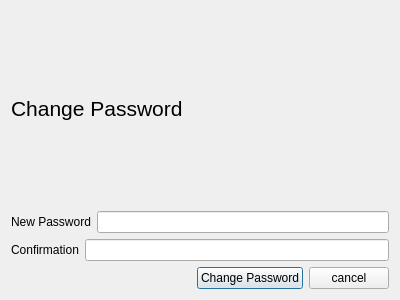
Rolerdxx/Car-Rental, file UI/changepass_D.ui: the form before one commit.
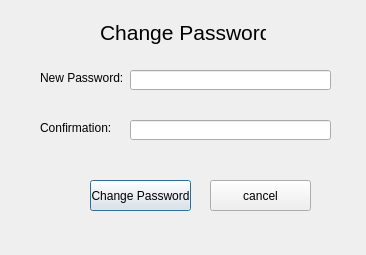
The form after the commit.

Diff of the .ui file:
```diff
--- a/UI/changepass_D.ui
+++ b/UI/changepass_D.ui
@@ -6,16 +6,28 @@
    <rect>
     <x>0</x>
     <y>0</y>
-    <width>400</width>
-    <height>300</height>
+    <width>366</width>
+    <height>255</height>
    </rect>
   </property>
+  <property name="sizePolicy">
+   <sizepolicy hsizetype="Fixed" vsizetype="Fixed">
+    <horstretch>0</horstretch>
+    <verstretch>0</verstretch>
+   </sizepolicy>
+  </property>
   <property name="windowTitle">
    <string>Dialog</string>
   </property>
-  <layout class="QVBoxLayout" name="verticalLayout">
-   <item>
     <widget class="QLabel" name="label_3">
+   <property name="geometry">
+    <rect>
+     <x>100</x>
+     <y>20</y>
+     <width>166</width>
+     <height>25</height>
+    </rect>
+   </property>
      <property name="font">
       <font>
        <pointsize>16</pointsize>
@@ -25,67 +37,78 @@
       <string>Change Password</string>
      </property>
     </widget>
-   </item>
-   <item>
-    <layout class="QHBoxLayout" name="horizontalLayout">
-     <item>
       <widget class="QLabel" name="label">
+   <property name="geometry">
+    <rect>
+     <x>40</x>
+     <y>70</y>
+     <width>91</width>
+     <height>16</height>
+    </rect>
+   </property>
        <property name="text">
-        <string>New Password</string>
-       </property>
-      </widget>
-     </item>
-     <item>
-      <widget class="QLineEdit" name="passline"/>
-     </item>
-    </layout>
-   </item>
-   <item>
-    <layout class="QHBoxLayout" name="horizontalLayout_2">
-     <item>
+    <string>New Password:</string>
+   </property>
+  </widget>
+  <widget class="QLineEdit" name="passline">
+   <property name="geometry">
+    <rect>
+     <x>130</x>
+     <y>70</y>
+     <width>201</width>
+     <height>20</height>
+    </rect>
+   </property>
+  </widget>
+  <widget class="QLineEdit" name="conline">
+   <property name="geometry">
+    <rect>
+     <x>130</x>
+     <y>120</y>
+     <width>201</width>
+     <height>20</height>
+    </rect>
+   </property>
+  </widget>
       <widget class="QLabel" name="label_2">
+   <property name="geometry">
+    <rect>
+     <x>40</x>
+     <y>120</y>
+     <width>71</width>
+     <height>16</height>
+    </rect>
+   </property>
        <property name="text">
-        <string>Confirmation</string>
-       </property>
-      </widget>
-     </item>
-     <item>
-      <widget class="QLineEdit" name="conline"/>
-     </item>
-    </layout>
-   </item>
-   <item>
-    <layout class="QHBoxLayout" name="horizontalLayout_3">
-     <item>
-      <spacer name="horizontalSpacer">
-       <property name="orientation">
-        <enum>Qt::Horizontal</enum>
-       </property>
-       <property name="sizeHint" stdset="0">
-        <size>
-         <width>40</width>
-         <height>20</height>
-        </size>
-       </property>
-      </spacer>
-     </item>
-     <item>
+    <string>Confirmation:</string>
+   </property>
+  </widget>
       <widget class="QPushButton" name="changep">
+   <property name="geometry">
+    <rect>
+     <x>90</x>
+     <y>180</y>
+     <width>101</width>
+     <height>31</height>
+    </rect>
+   </property>
        <property name="text">
         <string>Change Password</string>
        </property>
       </widget>
-     </item>
-     <item>
       <widget class="QPushButton" name="cancelp">
+   <property name="geometry">
+    <rect>
+     <x>210</x>
+     <y>180</y>
+     <width>101</width>
+     <height>31</height>
+    </rect>
+   </property>
        <property name="text">
         <string>cancel</string>
        </property>
       </widget>
-     </item>
-    </layout>
-   </item>
-  </layout>
  </widget>
  <resources/>
  <connections/>
```
Lines whose indentation alone changed are shown as unchanged.
